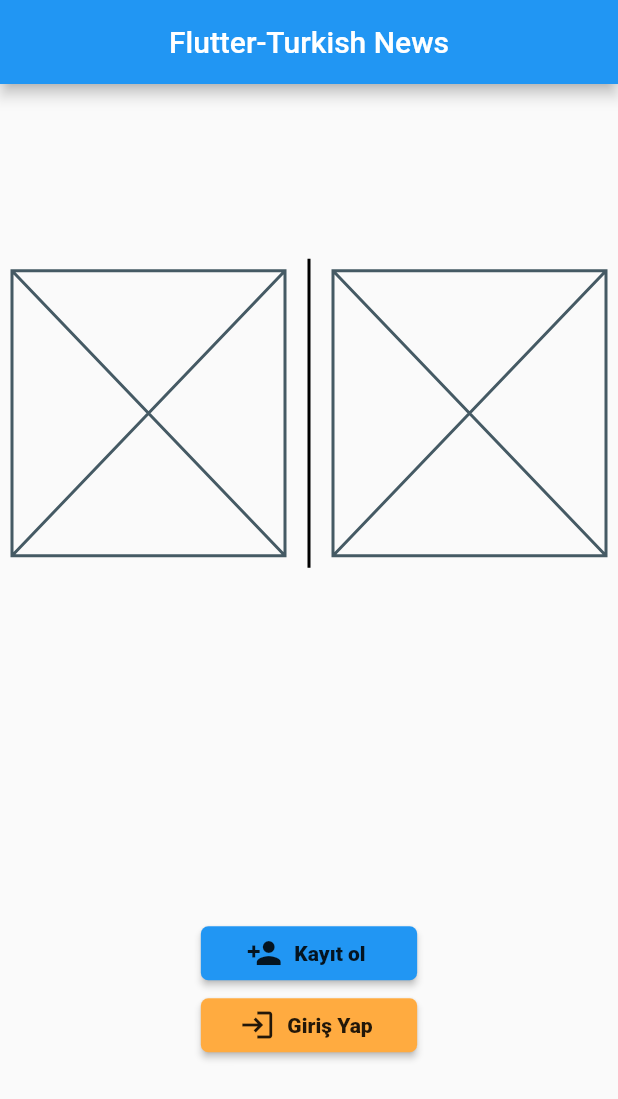
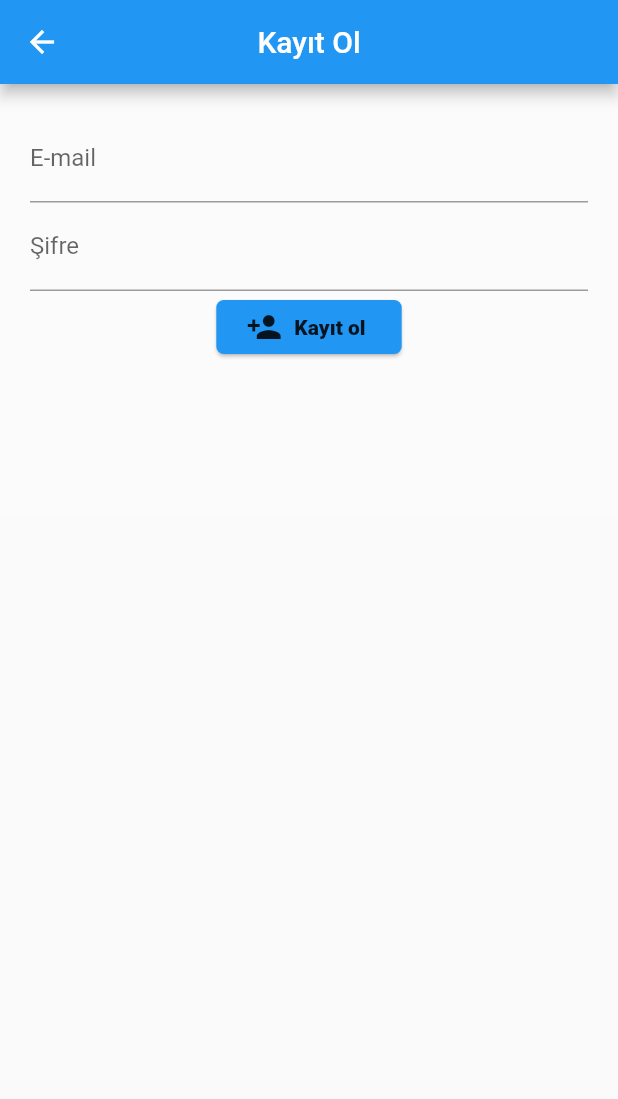
Before and after one commit to nafidurmus/flutter-turkish-news, a Flutter app: the screen it shows after launch, after a tap on "Kayıt ol", on a phone screen of 412 x 824 dp. Shown: the top 1099 px of the screen. Run offline on Flutter 3.47's test engine with Material 2 defaults, Android fonts, the phone set to English and light mode, and no system bars.

Commit message:
Added simple register page

```diff
--- a/lib/main.dart
+++ b/lib/main.dart
@@ -11,6 +11,7 @@ class MyApp extends StatelessWidget {
   Widget build(BuildContext context) {
     return MaterialApp(
       title: 'Turkish News',
+      debugShowCheckedModeBanner: false,
       theme: ThemeData(
         primarySwatch: Colors.blue,
         visualDensity: VisualDensity.adaptivePlatformDensity,
--- a/lib/views/home_page.dart
+++ b/lib/views/home_page.dart
@@ -1,4 +1,5 @@
 import 'package:flutter/material.dart';
+import 'package:turkish_news/views/register_page.dart';
 
 class HomePage extends StatefulWidget {
   HomePage({Key key}) : super(key: key);
@@ -49,7 +50,10 @@ class _HomePageState extends State<HomePage> {
                 width: MediaQuery.of(context).size.width * 0.35,
                 child: RaisedButton.icon(
                   onPressed: () {
-                    print('kayit ol');
+                    Navigator.push(
+                      context,
+                      MaterialPageRoute(builder: (context) => RegisterPage()),
+                    );
                   },
                   elevation: 2.0,
                   shape: new RoundedRectangleBorder(
--- /dev/null
+++ b/lib/views/register_page.dart
@@ -0,0 +1,69 @@
+import 'package:flutter/material.dart';
+
+class RegisterPage extends StatefulWidget {
+  RegisterPage({Key key}) : super(key: key);
+
+  @override
+  _RegisterStatePage createState() => _RegisterStatePage();
+}
+
+class _LoginData {
+  String email = '';
+  String password = '';
+}
+
+class _RegisterStatePage extends State<RegisterPage> {
+  final GlobalKey<FormState> _formKey = GlobalKey<FormState>();
+  @override
+  Widget build(BuildContext context) {
+    final Size screenSize = MediaQuery.of(context).size;
+    return Scaffold(
+      appBar: AppBar(
+        title: Text('Kayıt Ol'),
+        centerTitle: true,
+      ),
+      body: Column(
+        children: [
+          Container(
+            height: screenSize.height * 0.35,
+            color: Colors.white10,
+            padding: EdgeInsets.all(20.0),
+            child: Form(
+              key: this._formKey,
+              child: Column(
+                children: [
+                  TextFormField(
+                    keyboardType: TextInputType.emailAddress,
+                    decoration: InputDecoration(labelText: 'E-mail'),
+                  ),
+                  TextFormField(
+                    obscureText: true,
+                    decoration: InputDecoration(labelText: 'Şifre'),
+                  ),
+                  SizedBox(
+                    width: screenSize.width * 0.30,
+                    child: RaisedButton.icon(
+                      onPressed: () {},
+                      elevation: 1.0,
+                      shape: new RoundedRectangleBorder(
+                        borderRadius: new BorderRadius.circular(5.0),
+                      ),
+                      color: Colors.blue,
+                      icon: Icon(Icons.person_add),
+                      label: Text(
+                        "Kayıt ol",
+                        style: TextStyle(
+                          fontWeight: FontWeight.w900,
+                        ),
+                      ),
+                    ),
+                  ),
+                ],
+              ),
+            ),
+          ),
+        ],
+      ),
+    );
+  }
+}
```
